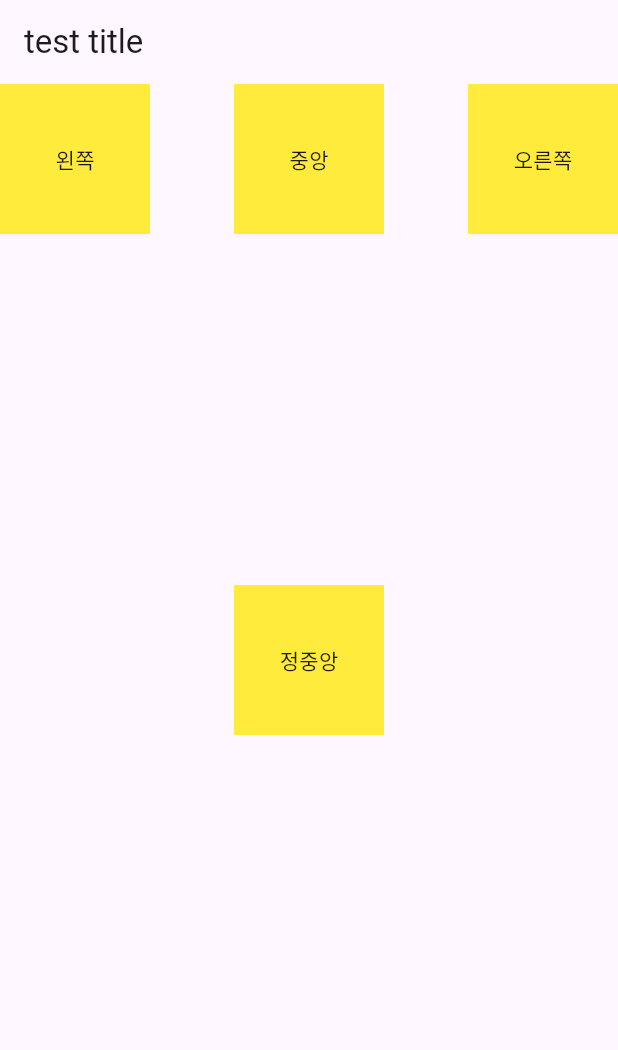
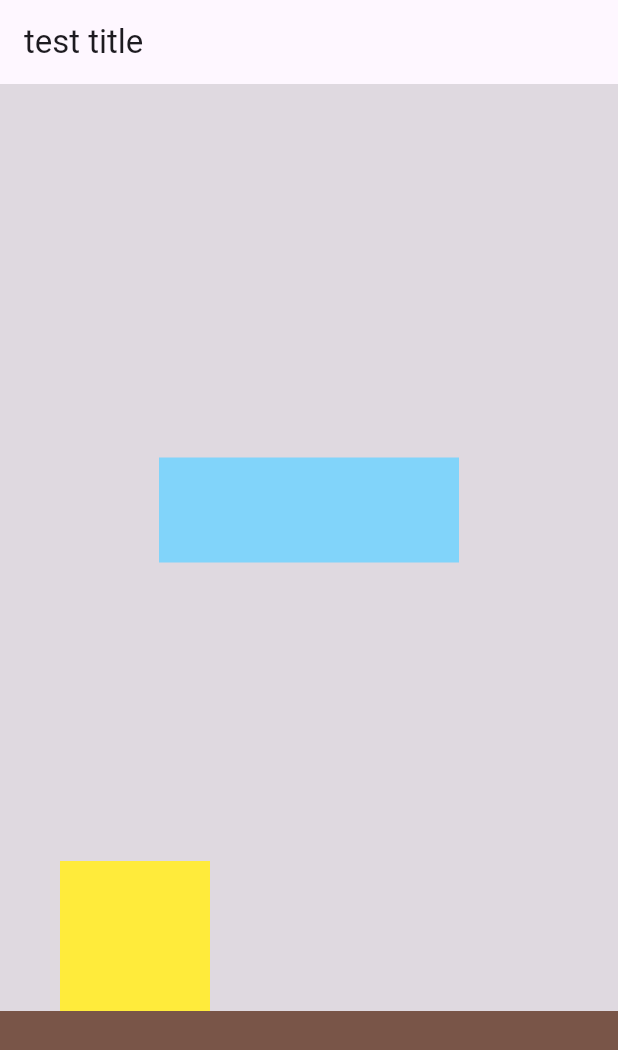
Before and after one commit to brian-jteom/flutter_lecture, a Flutter app: the screen it shows after launch, on a phone screen of 412 x 824 dp. Shown: the top 1050 px of the screen. Run offline on Flutter 3.47's test engine with Material 3 defaults, Android fonts, the phone set to English and light mode, and no system bars.

Commit message:
align 실습 완료

```diff
--- a/lib/align.dart
+++ b/lib/align.dart
@@ -17,44 +17,35 @@
       body: Container(
         child: Stack(
           children: [
+            Container(
+                width: MediaQuery.of(context).size.width,
+                height: MediaQuery.of(context).size.height,
+                color: Colors.black12,
+            ),
             Align(
-                alignment: Alignment.topLeft,
+                alignment: Alignment.bottomLeft,
                 child: Container(
-                  width: 100,
-                  height: 100,
-                  alignment: Alignment.center,
-                  color: Colors.yellow,
-                  child: Text("왼쪽"),
+                  width: MediaQuery.of(context).size.width,
+                  height: 150,
+                  color: Colors.brown
                 )
             ),
             Align(
-                alignment: Alignment.topCenter,
-                child: Container(
+              alignment: Alignment.bottomLeft,
+              child: Container(
+                  margin: const EdgeInsets.only(left: 40, bottom: 150),
                   width: 100,
                   height: 100,
-                  alignment: Alignment.center,
-                  color: Colors.yellow,
-                  child: Text("중앙"),
-                )
-            ),
-            Align(
-              alignment: Alignment.topRight,
-              child: Container(
-                  width: 100,
-                  height: 100,
-                  alignment: Alignment.center,
-                  color: Colors.yellow,
-                  child: Text("오른쪽"),
+                  color: Colors.yellow
               )
             ),
             Align(
                 alignment: Alignment.center,
                 child: Container(
-                  width: 100,
-                  height: 100,
-                  alignment: Alignment.center,
-                  color: Colors.yellow,
-                  child: Text("정중앙"),
+                  margin: const EdgeInsets.only(bottom: 200),
+                  width: 200,
+                  height: 70,
+                  color: Colors.lightBlue[200],
                 )
             )
           ],
```
